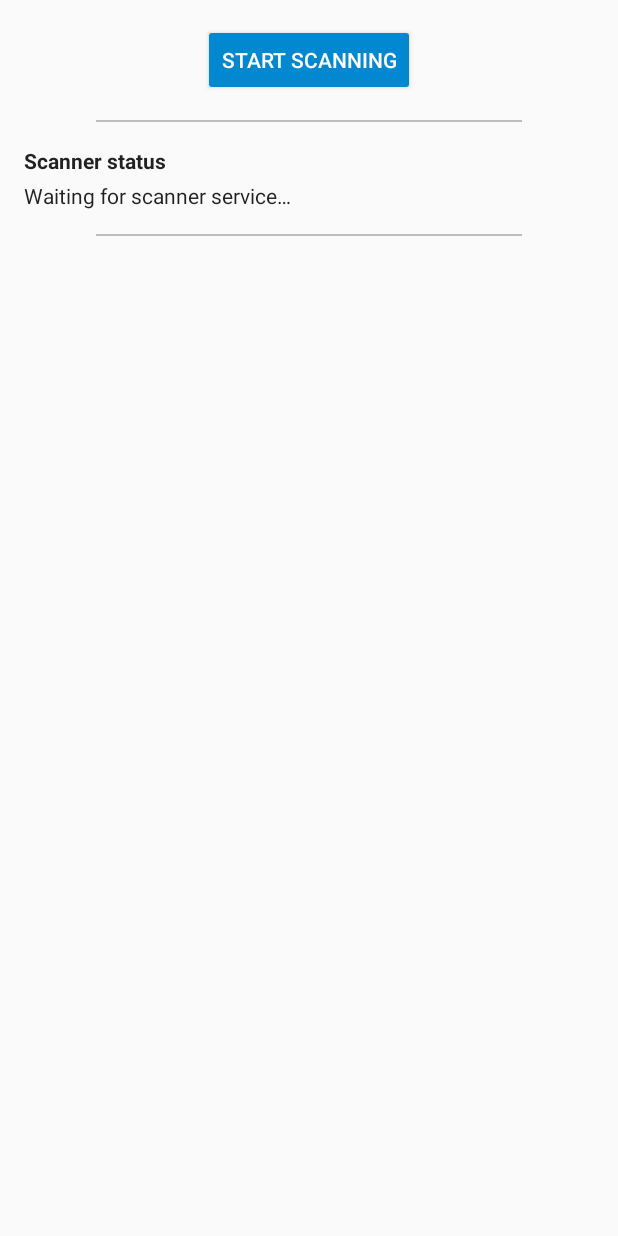
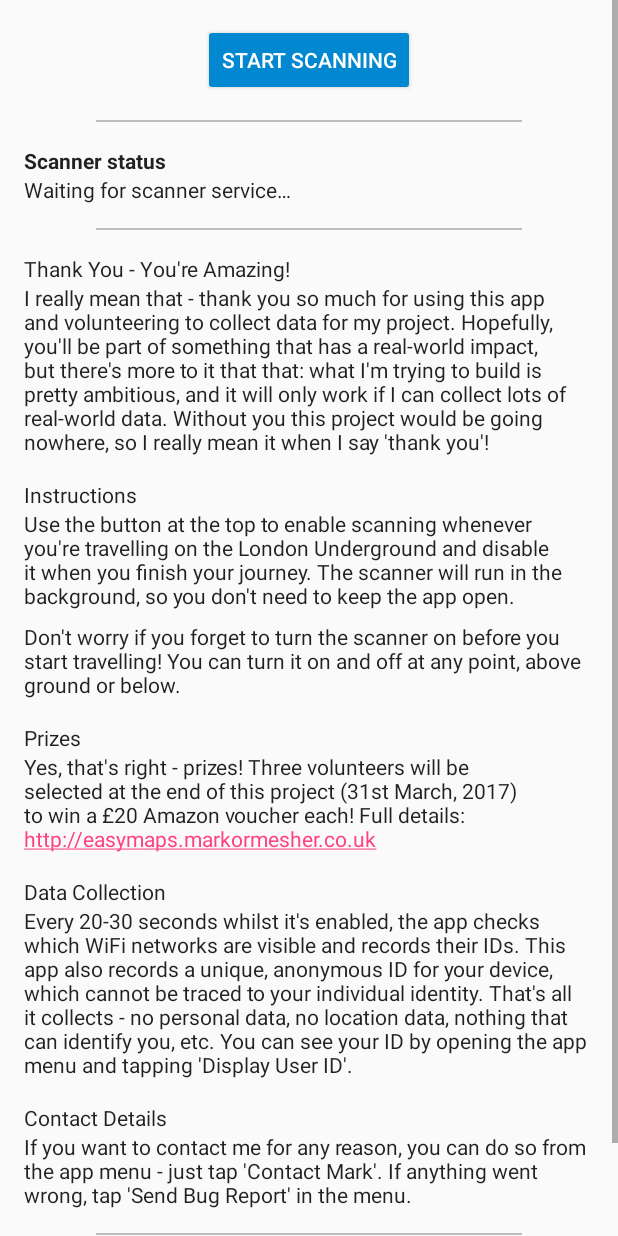
Before and after one commit to markormesher/easymaps-android, an Android app: the layout activity_main.xml on its own in the app's theme, with its tools: preview values and no code run, on a phone screen of 412 x 824 dp. Run offline under Robolectric (Android 15) with nearby library versions, the phone set to English and light mode, and no system bars; Roboto replaces fonts that are not available here.

Commit message:
Revised text content

```diff
--- a/build.gradle
+++ b/build.gradle
@@ -1,5 +1,5 @@
 buildscript {
-	ext.kotlin_version = '1.0.4'
+	ext.kotlin_version = '1.0.5-2'
 	repositories {
 		jcenter()
 	}
--- a/scanner-app/src/main/java/uk/co/markormesher/easymaps/scannerapp/activities/MainActivity.kt
+++ b/scanner-app/src/main/java/uk/co/markormesher/easymaps/scannerapp/activities/MainActivity.kt
@@ -28,17 +28,12 @@ class MainActivity : BaseActivity(), ServiceConnection {
 		super.onCreate(savedInstanceState)
 		setContentView(R.layout.activity_main)
 
-		text1.text = makeHtml(R.string.intro_text)
-		text2.text = makeHtml(R.string.intro_usage_text)
-		text3.text = makeHtml(R.string.intro_collection_text)
-		text4.text = makeHtml(R.string.intro_ps_text)
-
 		toggle_scanning_button.setOnClickListener { sendBroadcast(Intent(getString(R.string.intent_toggle_scan))) }
 
-		text1.setOnLongClickListener {
+		/*text1.setOnLongClickListener {
 			displaySuperUserPrompt()
 			true
-		}
+		}*/
 
 		checkNetwork()
 	}
--- a/scanner-app/src/main/res/layout/activity_main.xml
+++ b/scanner-app/src/main/res/layout/activity_main.xml
@@ -35,7 +35,6 @@
 		<TextView
 				android:layout_width="match_parent"
 				android:layout_height="wrap_content"
-				android:layout_marginBottom="@dimen/space_nano"
 				android:textStyle="bold"
 				android:text="@string/scan_status_title"
 				style="@style/Text.SubHeading"/>
@@ -57,31 +56,91 @@
 				android:background="@color/divider"/>
 
 		<TextView
-				android:id="@+id/text1"
+				android:layout_width="match_parent"
+				android:layout_height="wrap_content"
+				android:text="@string/thanks_title"
+				style="@style/Text.SubHeading"/>
+
+		<TextView
 				android:layout_width="match_parent"
 				android:layout_height="wrap_content"
 				android:layout_marginBottom="@dimen/space_small"
+				android:text="@string/thanks_body"
 				style="@style/Text"/>
 
 		<TextView
-				android:id="@+id/text2"
+				android:layout_width="match_parent"
+				android:layout_height="wrap_content"
+				android:text="@string/instructions_title"
+				style="@style/Text.SubHeading"/>
+
+		<TextView
+				android:layout_width="match_parent"
+				android:layout_height="wrap_content"
+				android:layout_marginBottom="@dimen/space_micro"
+				android:text="@string/instructions_body_1"
+				style="@style/Text"/>
+
+		<TextView
 				android:layout_width="match_parent"
 				android:layout_height="wrap_content"
 				android:layout_marginBottom="@dimen/space_small"
+				android:text="@string/instructions_body_2"
 				style="@style/Text"/>
 
 		<TextView
-				android:id="@+id/text3"
+				android:layout_width="match_parent"
+				android:layout_height="wrap_content"
+				android:text="@string/prizes_title"
+				style="@style/Text.SubHeading"/>
+
+		<TextView
 				android:layout_width="match_parent"
 				android:layout_height="wrap_content"
 				android:layout_marginBottom="@dimen/space_small"
+				android:text="@string/prizes_body"
+				android:autoLink="web"
 				style="@style/Text"/>
 
 		<TextView
-				android:id="@+id/text4"
 				android:layout_width="match_parent"
 				android:layout_height="wrap_content"
+				android:text="@string/data_collection_title"
+				style="@style/Text.SubHeading"/>
+
+		<TextView
+				android:layout_width="match_parent"
+				android:layout_height="wrap_content"
+				android:layout_marginBottom="@dimen/space_small"
+				android:text="@string/data_collection_body"
 				style="@style/Text"/>
+
+		<TextView
+				android:layout_width="match_parent"
+				android:layout_height="wrap_content"
+				android:text="@string/contact_title"
+				style="@style/Text.SubHeading"/>
+
+		<TextView
+				android:layout_width="match_parent"
+				android:layout_height="wrap_content"
+				android:layout_marginBottom="@dimen/space_small"
+				android:text="@string/contact_body"
+				style="@style/Text"/>
+
+		<View
+				android:layout_width="match_parent"
+				android:layout_height="1dp"
+				android:layout_marginLeft="@dimen/space_large"
+				android:layout_marginRight="@dimen/space_large"
+				android:layout_marginBottom="@dimen/space_small"
+				android:background="@color/divider"/>
+
+		<TextView
+				android:layout_width="match_parent"
+				android:layout_height="wrap_content"
+				android:text="@string/ethics_ref"
+				style="@style/Text.Note"/>
 
 	</LinearLayout>
 
--- a/scanner-app/src/main/res/values/strings.xml
+++ b/scanner-app/src/main/res/values/strings.xml
@@ -7,18 +7,46 @@
 
 	<string name="app_name">EasyMaps Scanner</string>
 
-	<string name="intro_text"><![CDATA[
-		<strong>Thank you!</strong> By using this app you\'re collecting data that will be used to build an intelligent, totally offline mapper for the London Underground.
+	<string name="thanks_title">Thank You - You\'re Amazing!</string>
+	<string name="thanks_body"><![CDATA[
+		I really mean that - thank you so much for using this app and volunteering to collect data for my project.
+		Hopefully, you\'ll be part of something that has a real-world impact, but there\'s more to it that that:
+		what I\'m trying to build is pretty ambitious, and it will only work if I can collect lots of real-world data.
+		Without you this project would be going nowhere, so I really mean it when I say \'thank you\'!
 	]]></string>
-	<string name="intro_usage_text"><![CDATA[
-		<strong>How does it work?</strong> Just use the button at the top to enable scanning whenever you\'re travelling on the London Underground network, and disable it when you finish your journey; the scanner will run in the background, so you don\'t need to keep the app open.
+
+	<string name="instructions_title">Instructions</string>
+	<string name="instructions_body_1"><![CDATA[
+		Use the button at the top to enable scanning whenever you\'re travelling on the London Underground and disable it when you finish your journey.
+		The scanner will run in the background, so you don\'t need to keep the app open.
 	]]></string>
-	<string name="intro_collection_text"><![CDATA[
-		<strong>What data is collected?</strong> This app records a unique, anonymous ID for your device, and every 20-30 seconds whilst it\'s enabled it checks which WiFi networks are visible. That\'s it - no personal data, no location data, nothing that can identify you, etc.
+	<string name="instructions_body_2"><![CDATA[
+		Don\'t worry if you forget to turn the scanner on before you start travelling!
+		You can turn it on and off at any point, above ground or below.
 	]]></string>
-	<string name="intro_ps_text"><![CDATA[
-		PS. Don\'t worry if you forget to turn the scanner on before you start travelling! You can turn it on and off at any point, above ground or below.
+
+	<string name="prizes_title">Prizes</string>
+	<string name="prizes_body"><![CDATA[
+		Yes, that\'s right - prizes!
+		Three volunteers will be selected at the end of this project (31st March, 2017) to win a £20 Amazon voucher each!
+		Full details: http://easymaps.markormesher.co.uk
 	]]></string>
+
+	<string name="data_collection_title">Data Collection</string>
+	<string name="data_collection_body"><![CDATA[
+		Every 20-30 seconds whilst it\'s enabled, the app checks which WiFi networks are visible and records their IDs.
+		This app also records a unique, anonymous ID for your device, which cannot be traced to your individual identity.
+		That\'s all it collects - no personal data, no location data, nothing that can identify you, etc.
+		You can see your ID by opening the app menu and tapping \'Display User ID\'.
+	]]></string>
+
+	<string name="contact_title">Contact Details</string>
+	<string name="contact_body"><![CDATA[
+		If you want to contact me for any reason, you can do so from the app menu - just tap \'Contact Mark\'.
+		If anything went wrong, tap \'Send Bug Report\' in the menu.
+	]]></string>
+
+	<string name="ethics_ref">King\'s College London University Research Ethics Committee Reference: LRU–16/17–3924</string>
 
 	<string name="scan_status_title">Scanner status</string>
 	<string name="scan_status_unknown">Waiting for scanner service…</string>
--- a/sdk/src/main/res/values/styles_text.xml
+++ b/sdk/src/main/res/values/styles_text.xml
@@ -12,4 +12,8 @@
 		<item name="fontPath">fonts/Lato-Bold.ttf</item>
 	</style>
 
+	<style name="Text.Note" parent="Text">
+		<item name="fontPath">fonts/Lato-Light.ttf</item>
+	</style>
+
 </resources>
```
